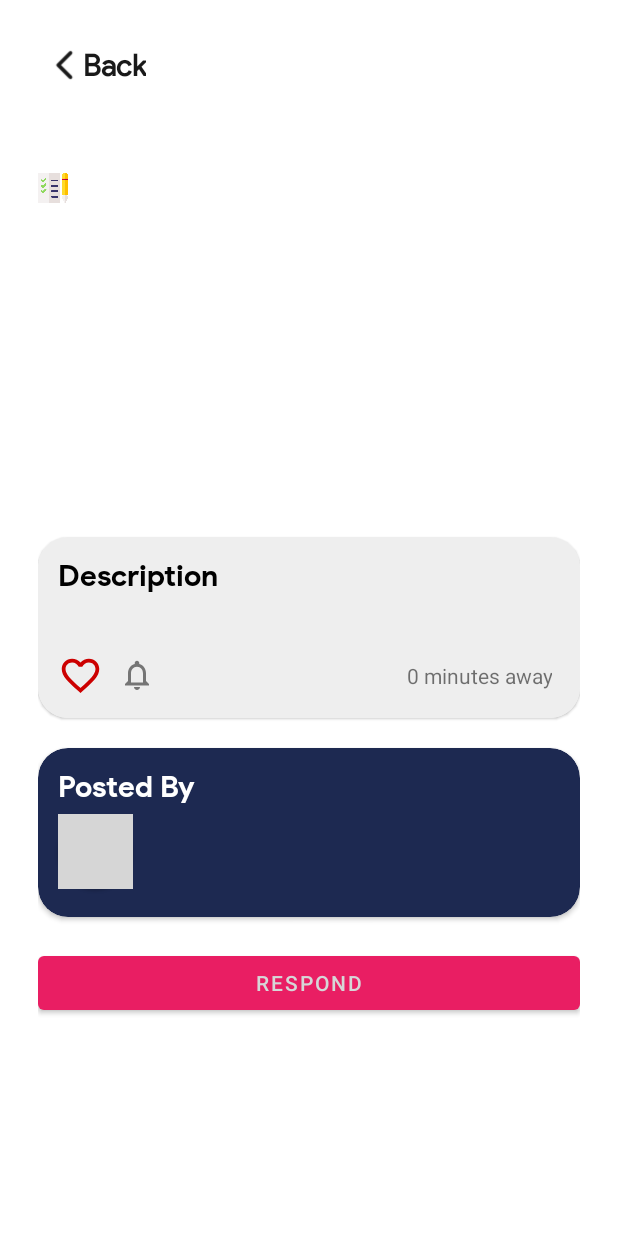
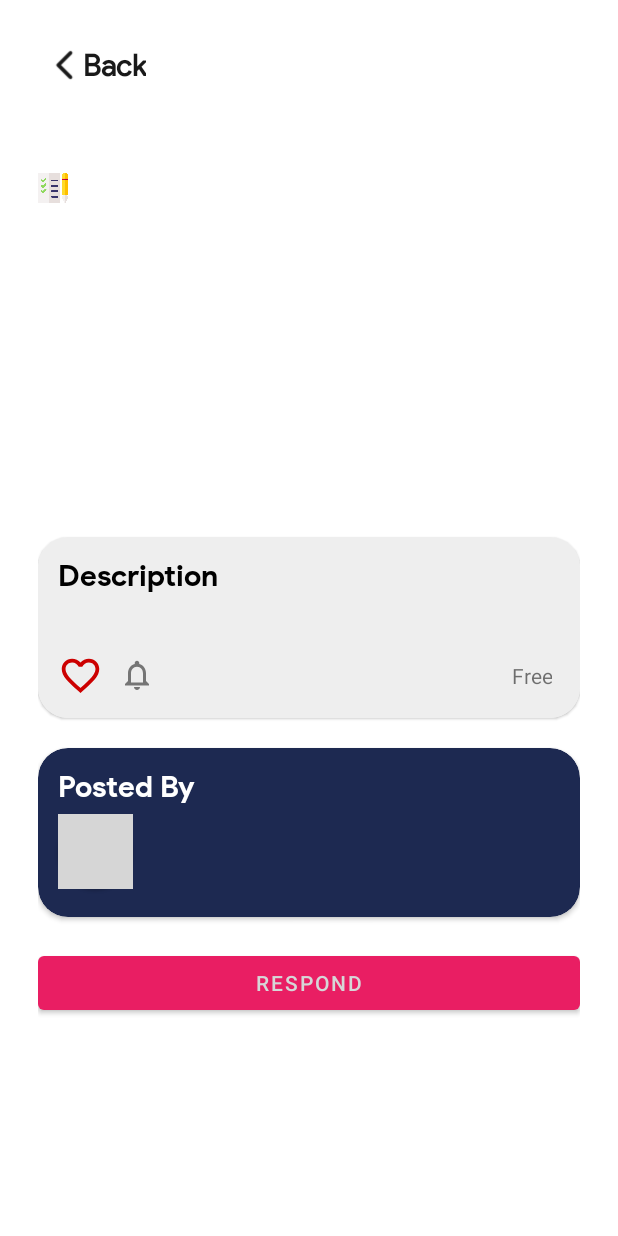
Before and after one commit to BroadwayFriends/FriendlyNeighborAndroid, an Android app: the PostDetailsActivity screen opened directly, with no data from a screen before it, on a phone screen of 412 x 824 dp. Run offline under Robolectric (Android 15) with nearby library versions, the phone set to English and light mode, and no system bars; our stand-ins replace Picasso, Volley; libraries missing offline, so code that uses them is left out: com.kusu.loadingbutton, com.makeramen.roundedimageview, com.snov.timeagolibrary; plain views replace LoadingButton; pictures from the network do not load; 5 statements that could not run were skipped; grey boxes are pictures that could not be loaded.

Commit message:
Removed timeaway and added cost

```diff
--- a/app/src/main/java/me/twodee/friendlyneighbor/PostDetailsActivity.java
+++ b/app/src/main/java/me/twodee/friendlyneighbor/PostDetailsActivity.java
@@ -8,18 +8,14 @@ import androidx.viewpager2.widget.CompositePageTransformer;
 import androidx.viewpager2.widget.MarginPageTransformer;
 import androidx.viewpager2.widget.ViewPager2;
 
-import android.content.Intent;
 import android.content.SharedPreferences;
 import android.graphics.Color;
-import android.media.Image;
 import android.os.Bundle;
 import android.os.Handler;
 import android.util.Log;
 import android.view.LayoutInflater;
 import android.view.View;
-import android.view.ViewGroup;
 import android.view.WindowManager;
-import android.widget.Button;
 import android.widget.ImageView;
 import android.widget.LinearLayout;
 import android.widget.TextView;
@@ -31,11 +27,9 @@ import com.android.volley.RequestQueue;
 import com.android.volley.Response;
 import com.android.volley.VolleyError;
 import com.android.volley.VolleyLog;
-import com.android.volley.toolbox.JsonArrayRequest;
 import com.android.volley.toolbox.JsonObjectRequest;
 import com.android.volley.toolbox.Volley;
 import com.google.android.material.bottomsheet.BottomSheetDialog;
-import com.google.android.material.button.MaterialButton;
 import com.kusu.loadingbutton.LoadingButton;
 import com.snov.timeagolibrary.PrettyTimeAgo;
 import com.squareup.picasso.Picasso;
@@ -47,12 +41,10 @@ import org.json.JSONObject;
 import java.text.ParseException;
 import java.text.SimpleDateFormat;
 import java.util.ArrayList;
-import java.util.Arrays;
 import java.util.Date;
 import java.util.HashMap;
 import java.util.List;
 import java.util.Map;
-import java.util.ResourceBundle;
 
 public class PostDetailsActivity extends AppCompatActivity {
 
@@ -61,7 +53,7 @@ public class PostDetailsActivity extends AppCompatActivity {
     String strValue = "";
     String requestId = null;
 
-    TextView selectedTitle, selectedDescription, selectedPostedBy, selectedMinutesAway, selectedTimeAgo;
+    TextView selectedTitle, selectedDescription, selectedPostedBy, selectedCost, selectedTimeAgo;
     ImageView profilePictureView;
 
     TextView bottomSheetName;
@@ -85,7 +77,7 @@ public class PostDetailsActivity extends AppCompatActivity {
         JSONArray imageUrl = null;
         JSONArray respondedByArray = null;
         String profilePicture = null;
-        double time = 0;
+        double cost = 0;
         String creationtime = null;
         String timeAgo = null;
 
@@ -111,7 +103,8 @@ public class PostDetailsActivity extends AppCompatActivity {
             postedBy = value2.getJSONObject("requestedBy").getString("name");
             profilePicture = value2.getJSONObject("requestedBy").getString("profilePicture");
             imageUrl = value2.getJSONArray("images");
-            time = value.getInt("distance") / 0.25;         //Since, average bicycle speed in 15kmph with is equal to 0.25 kmpmin
+
+            cost = (double) value2.getInt("cost");
 
 
             creationtime = value2.getString("createdAt");
@@ -146,7 +139,7 @@ public class PostDetailsActivity extends AppCompatActivity {
         selectedDescription = (TextView) findViewById(R.id.selected_description);
         selectedPostedBy = (TextView) findViewById(R.id.discover_posted_by);
         profilePictureView = (ImageView) findViewById(R.id.postDetails_profile_picture);
-        selectedMinutesAway = (TextView) findViewById(R.id.profile_minutes_away);
+        selectedCost = (TextView) findViewById(R.id.profile_cost);
         selectedTimeAgo = (TextView) findViewById(R.id.postDetails_time_ago);
 
         respondButton = (LoadingButton) findViewById(R.id.postDetails_respond_button);
@@ -155,7 +148,12 @@ public class PostDetailsActivity extends AppCompatActivity {
         selectedDescription.setText(description);
         selectedPostedBy.setText(postedBy);
         Picasso.get().load(profilePicture).fit().centerInside().into(profilePictureView);
-        selectedMinutesAway.setText(String.valueOf((int) time) + " minutes away");
+
+        String costDisplay = (cost != 0.0) ? "₹" + String.valueOf(cost) : "Free";
+
+        selectedCost.setText(costDisplay);
+
+
         selectedTimeAgo.setText(timeAgo);
 
 
--- a/app/src/main/res/layout/activity_post_details.xml
+++ b/app/src/main/res/layout/activity_post_details.xml
@@ -137,7 +137,7 @@
                     android:layout_height="30dp"
                     android:button="@drawable/sl_notification_24dp"/>
                 <TextView
-                    android:id="@+id/profile_minutes_away"
+                    android:id="@+id/profile_cost"
                     android:layout_width="match_parent"
                     android:layout_height="wrap_content"
                     android:textAlignment="viewEnd"
```
